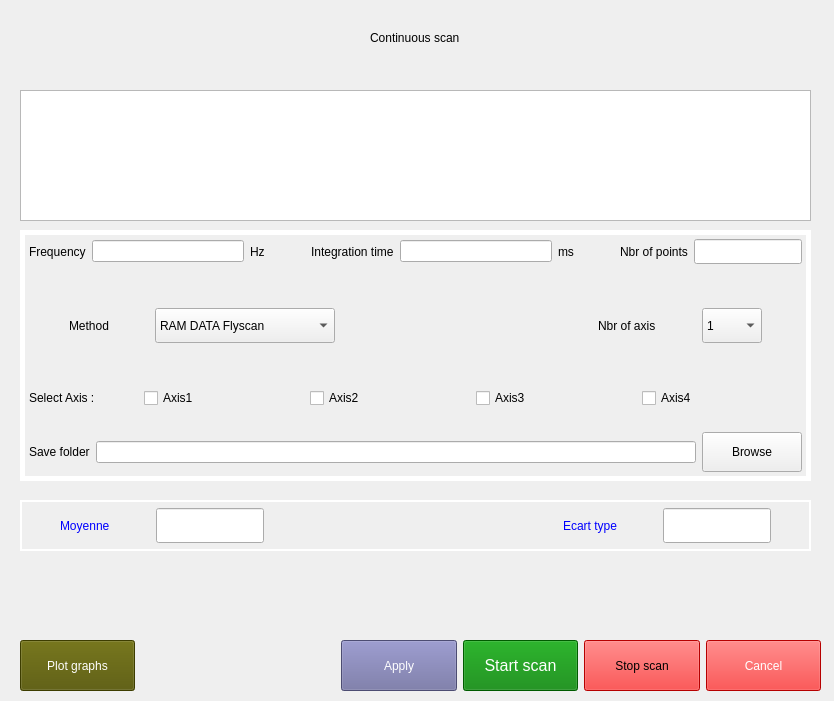
The window that ECA_SOLEIL_ZMI4104C/flyscanform.ui (guepy/ECA_ZMI4104C_main) describes before a commit, drawn with Qt 5.
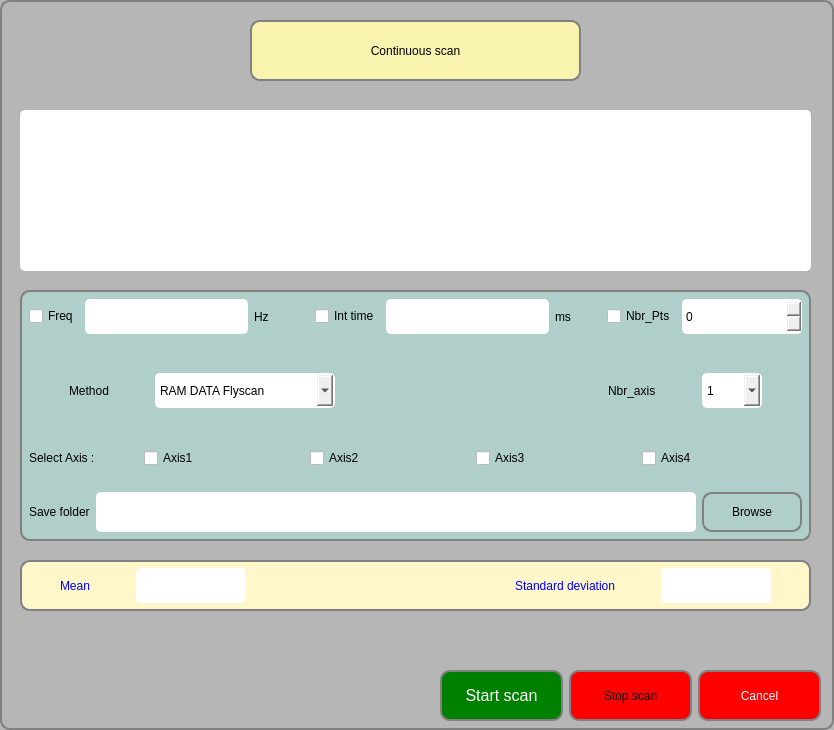
The same window after the commit. Icons and pictures are not drawn.

```diff
--- a/ECA_SOLEIL_ZMI4104C/flyscanform.ui
+++ b/ECA_SOLEIL_ZMI4104C/flyscanform.ui
@@ -7,7 +7,7 @@
     <x>0</x>
     <y>0</y>
     <width>834</width>
-    <height>701</height>
+    <height>730</height>
    </rect>
   </property>
   <property name="windowTitle">
@@ -32,13 +32,35 @@
 border-radius:10px;
 text-align: center;
 }
-background-image: url(:/images/system.png);</string>
+#FlyscanForm{
+border: 1px solid;
+	background-color:rgb(182, 182, 182);
+    border: 2px solid gray;
+    border-radius: 10px;
+}
+
+QPushButton:hover{
+border:  2px solid white;
+border-radius: 5px;
+}
+
+QPushButton:pressed{
+border:  2px solid white;
+border-radius: 10px;
+}
+QComboBox, QLineEdit, #saveFile, QSpinBox{
+font: 75 12pt &quot;MS Shell Dlg 2&quot;;
+}
+QComboBox, QLineEdit, QTextBrowser, QSpinBox{
+border-radius:5px;
+border:  2px solid white;
+}</string>
   </property>
   <widget class="QWidget" name="SettingsForm" native="true">
    <property name="geometry">
     <rect>
      <x>20</x>
-     <y>230</y>
+     <y>290</y>
      <width>791</width>
      <height>251</height>
     </rect>
@@ -47,6 +69,10 @@
     <string notr="true">#SettingsForm{
 border: 5px solid;
 border-color: white;
+	background-color: rgb(176, 207, 202);
+    border: 2px solid gray;
+    border-radius: 10px;
+    padding: 0 8px;
 }</string>
    </property>
    <layout class="QVBoxLayout" name="verticalLayout">
@@ -57,19 +83,21 @@
       </property>
       <layout class="QHBoxLayout" name="horizontalLayout_2">
        <item>
-        <widget class="QLabel" name="label_2">
-         <property name="styleSheet">
-          <string notr="true">QLabel{
-font: 75 14pt &quot;MS Shell Dlg 2&quot;;
-}</string>
-         </property>
+        <widget class="QCheckBox" name="freqCheckBox">
          <property name="text">
-          <string>Frequency</string>
+          <string>Freq</string>
          </property>
         </widget>
        </item>
        <item>
-        <widget class="QLineEdit" name="lineEdit"/>
+        <widget class="QLineEdit" name="freqLineEdit">
+         <property name="minimumSize">
+          <size>
+           <width>0</width>
+           <height>35</height>
+          </size>
+         </property>
+        </widget>
        </item>
        <item>
         <widget class="QLabel" name="label_6">
@@ -98,19 +126,21 @@
         </spacer>
        </item>
        <item>
-        <widget class="QLabel" name="label_3">
-         <property name="styleSheet">
-          <string notr="true">QLabel{
-font: 75 14pt &quot;MS Shell Dlg 2&quot;;
-}</string>
-         </property>
+        <widget class="QCheckBox" name="itCheckBox">
          <property name="text">
-          <string>Integration time</string>
+          <string>Int time</string>
          </property>
         </widget>
        </item>
        <item>
-        <widget class="QLineEdit" name="lineEdit_2"/>
+        <widget class="QLineEdit" name="itLineEdit">
+         <property name="minimumSize">
+          <size>
+           <width>0</width>
+           <height>35</height>
+          </size>
+         </property>
+        </widget>
        </item>
        <item>
         <widget class="QLabel" name="label_7">
@@ -132,36 +162,31 @@
          </property>
          <property name="sizeHint" stdset="0">
           <size>
-           <width>40</width>
+           <width>30</width>
            <height>20</height>
           </size>
          </property>
         </spacer>
        </item>
        <item>
-        <widget class="QLabel" name="label_4">
-         <property name="styleSheet">
-          <string notr="true">QLabel{
-font: 75 14pt &quot;MS Shell Dlg 2&quot;;
-}</string>
-         </property>
+        <widget class="QCheckBox" name="npCheckBox">
          <property name="text">
-          <string>Nbr of points</string>
+          <string>Nbr_Pts</string>
          </property>
         </widget>
        </item>
        <item>
-        <widget class="QLineEdit" name="lineEdit_3">
+        <widget class="QSpinBox" name="spinBox">
          <property name="sizePolicy">
-          <sizepolicy hsizetype="Minimum" vsizetype="Fixed">
+          <sizepolicy hsizetype="Fixed" vsizetype="Fixed">
            <horstretch>0</horstretch>
            <verstretch>0</verstretch>
           </sizepolicy>
          </property>
          <property name="minimumSize">
           <size>
-           <width>100</width>
-           <height>25</height>
+           <width>120</width>
+           <height>35</height>
           </size>
          </property>
         </widget>
@@ -280,7 +305,7 @@
           <string notr="true"/>
          </property>
          <property name="text">
-          <string>Nbr of axis</string>
+          <string>Nbr_axis</string>
          </property>
         </widget>
        </item>
@@ -428,12 +453,30 @@
     </item>
     <item>
      <widget class="QWidget" name="horizontalWidget_4" native="true">
+      <property name="sizePolicy">
+       <sizepolicy hsizetype="Preferred" vsizetype="Fixed">
+        <horstretch>0</horstretch>
+        <verstretch>0</verstretch>
+       </sizepolicy>
+      </property>
+      <property name="minimumSize">
+       <size>
+        <width>0</width>
+        <height>50</height>
+       </size>
+      </property>
       <property name="styleSheet">
        <string notr="true">font: 75 12pt &quot;MS Shell Dlg 2&quot;;</string>
       </property>
       <layout class="QHBoxLayout" name="horizontalLayout_4">
        <item>
         <widget class="QLabel" name="label_8">
+         <property name="sizePolicy">
+          <sizepolicy hsizetype="Preferred" vsizetype="Fixed">
+           <horstretch>0</horstretch>
+           <verstretch>0</verstretch>
+          </sizepolicy>
+         </property>
          <property name="styleSheet">
           <string notr="true">QLabel{
 font: 75 14pt &quot;MS Shell Dlg 2&quot;;
@@ -445,7 +488,14 @@
         </widget>
        </item>
        <item>
-        <widget class="QLineEdit" name="lineEdit_4"/>
+        <widget class="QLineEdit" name="saveFile">
+         <property name="minimumSize">
+          <size>
+           <width>0</width>
+           <height>40</height>
+          </size>
+         </property>
+        </widget>
        </item>
        <item>
         <widget class="QPushButton" name="pushButton">
@@ -471,21 +521,11 @@
     </item>
    </layout>
   </widget>
-  <widget class="QListView" name="listView">
-   <property name="geometry">
-    <rect>
-     <x>20</x>
-     <y>90</y>
-     <width>791</width>
-     <height>131</height>
-    </rect>
-   </property>
-  </widget>
   <widget class="QWidget" name="ButtonForm" native="true">
    <property name="geometry">
     <rect>
      <x>20</x>
-     <y>640</y>
+     <y>670</y>
      <width>801</width>
      <height>51</height>
     </rect>
@@ -494,57 +534,22 @@
     <string notr="true">font: 75 12pt &quot;MS Shell Dlg 2&quot;;</string>
    </property>
    <layout class="QHBoxLayout" name="horizontalLayout_5">
-    <item>
-     <widget class="QPushButton" name="pushButton_6">
-      <property name="sizePolicy">
-       <sizepolicy hsizetype="Expanding" vsizetype="Expanding">
-        <horstretch>0</horstretch>
-        <verstretch>0</verstretch>
-       </sizepolicy>
-      </property>
-      <property name="styleSheet">
-       <string notr="true">font: 75 12pt &quot;MS Shell Dlg 2&quot;;
-background:rgb(85, 85, 0);
-color: white;</string>
-      </property>
-      <property name="text">
-       <string>Plot graphs</string>
-      </property>
-     </widget>
-    </item>
     <item>
      <spacer name="horizontalSpacer_4">
       <property name="orientation">
        <enum>Qt::Horizontal</enum>
       </property>
       <property name="sizeType">
-       <enum>QSizePolicy::Fixed</enum>
+       <enum>QSizePolicy::Expanding</enum>
       </property>
       <property name="sizeHint" stdset="0">
        <size>
-        <width>200</width>
+        <width>420</width>
         <height>20</height>
        </size>
       </property>
      </spacer>
     </item>
-    <item>
-     <widget class="QPushButton" name="pushButton_2">
-      <property name="sizePolicy">
-       <sizepolicy hsizetype="Expanding" vsizetype="Expanding">
-        <horstretch>0</horstretch>
-        <verstretch>0</verstretch>
-       </sizepolicy>
-      </property>
-      <property name="styleSheet">
-       <string notr="true">background: rgb(107, 107, 159);
-color: white;</string>
-      </property>
-      <property name="text">
-       <string>Apply</string>
-      </property>
-     </widget>
-    </item>
     <item>
      <widget class="QPushButton" name="StartButton">
       <property name="sizePolicy">
@@ -608,39 +613,11 @@
     </item>
    </layout>
   </widget>
-  <widget class="QWidget" name="horizontalLayoutWidget">
-   <property name="geometry">
-    <rect>
-     <x>10</x>
-     <y>20</y>
-     <width>811</width>
-     <height>35</height>
-    </rect>
-   </property>
-   <layout class="QHBoxLayout" name="horizontalLayout">
-    <item>
-     <widget class="QLabel" name="label">
-      <property name="sizePolicy">
-       <sizepolicy hsizetype="Fixed" vsizetype="Preferred">
-        <horstretch>0</horstretch>
-        <verstretch>0</verstretch>
-       </sizepolicy>
-      </property>
-      <property name="styleSheet">
-       <string notr="true">font: 75 20pt &quot;MS Shell Dlg 2&quot;;</string>
-      </property>
-      <property name="text">
-       <string>Continuous scan</string>
-      </property>
-     </widget>
-    </item>
-   </layout>
-  </widget>
   <widget class="QWidget" name="statForm" native="true">
    <property name="geometry">
     <rect>
      <x>20</x>
-     <y>500</y>
+     <y>560</y>
      <width>791</width>
      <height>51</height>
     </rect>
@@ -648,7 +625,10 @@
    <property name="styleSheet">
     <string notr="true">#statForm{
 border: 2px solid;
-border-color:white;
+	background-color:rgb(255, 246, 202);
+    border: 2px solid gray;
+    border-radius: 10px;
+    padding: 0 8px;
 }</string>
    </property>
    <layout class="QHBoxLayout" name="horizontalLayout_7">
@@ -675,7 +655,7 @@
 color: blue;</string>
       </property>
       <property name="text">
-       <string>Moyenne</string>
+       <string>Mean</string>
       </property>
      </widget>
     </item>
@@ -734,7 +714,7 @@
 color: blue;</string>
       </property>
       <property name="text">
-       <string>Ecart type</string>
+       <string>Standard deviation</string>
       </property>
      </widget>
     </item>
@@ -788,6 +768,38 @@
     </item>
    </layout>
   </widget>
+  <widget class="QPushButton" name="pushButton_7">
+   <property name="geometry">
+    <rect>
+     <x>250</x>
+     <y>20</y>
+     <width>331</width>
+     <height>61</height>
+    </rect>
+   </property>
+   <property name="styleSheet">
+    <string notr="true">
+font: 75 28pt &quot;Times New Roman&quot;;
+border: 2px solid gray;
+padding: 0 8px;
+border-radius:10px;
+background-color:rgb(248, 243, 175);
+text-align: cente</string>
+   </property>
+   <property name="text">
+    <string>Continuous scan</string>
+   </property>
+  </widget>
+  <widget class="QTextBrowser" name="display">
+   <property name="geometry">
+    <rect>
+     <x>20</x>
+     <y>110</y>
+     <width>791</width>
+     <height>161</height>
+    </rect>
+   </property>
+  </widget>
  </widget>
  <resources>
   <include location="ressources.qrc"/>
```
Left out of the diff: 17 changed lines with no effect on the pictures.
